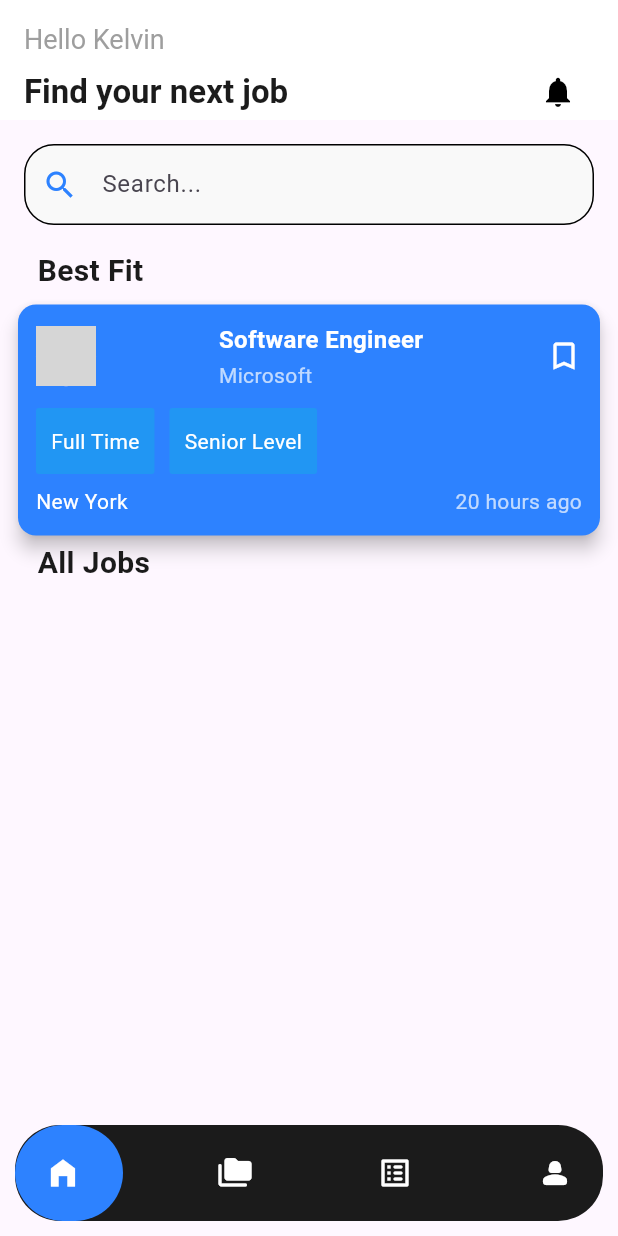
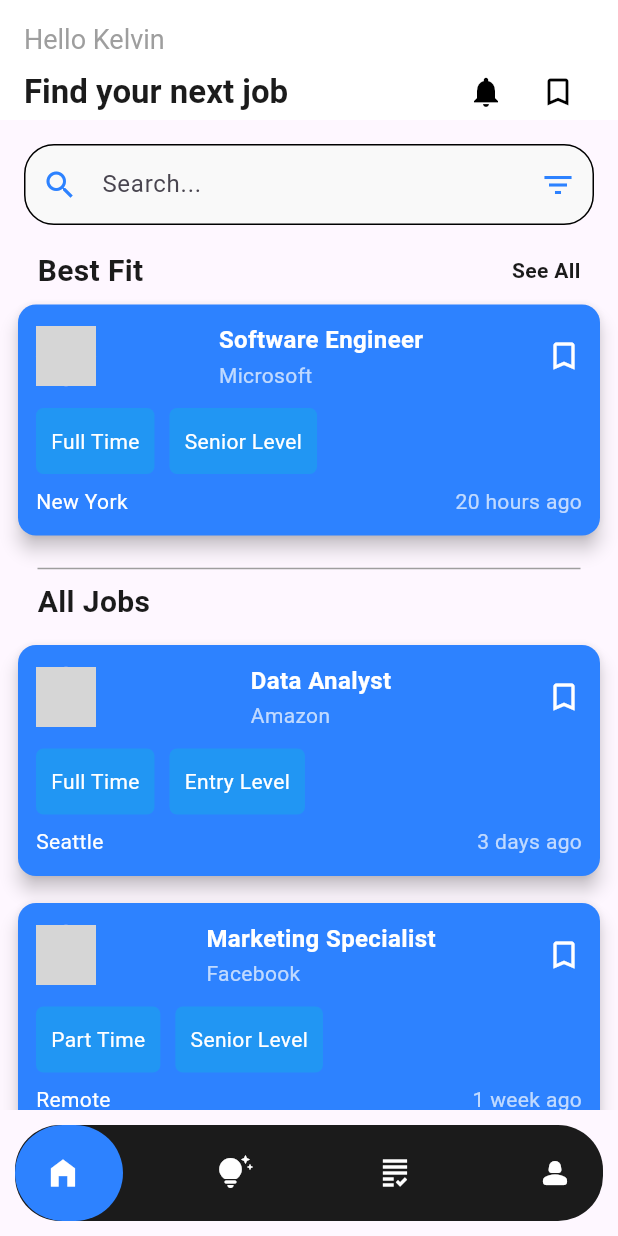
Before and after one commit to sande11/vephi, a Flutter app: the screen it shows after launch, on a phone screen of 412 x 824 dp. Run offline on Flutter 3.47's test engine with Material 3 defaults, Android fonts, the phone set to English and light mode, and no system bars; drawn by our look-alikes of google_nav_bar; grey boxes are pictures that could not be loaded.

Commit message:
second commit

```diff
--- a/lib/main.dart
+++ b/lib/main.dart
@@ -67,8 +67,8 @@ class _MainScreenState extends State<MainScreen> {
             padding: const EdgeInsets.symmetric(vertical: 20, horizontal: 20),
             tabs: const [
               GButton(icon: Icons.home_filled, text: ''),
-              GButton(icon: Icons.folder_copy_rounded, text: ''),
-              GButton(icon: Icons.list_alt_rounded, text: ''),
+              GButton(icon: Icons.tips_and_updates_rounded, text: ''),
+              GButton(icon: Icons.grading_sharp, text: ''),
               GButton(icon: Icons.person_2_rounded, text: ''),
             ],
           ),
--- a/lib/pages/home.dart
+++ b/lib/pages/home.dart
@@ -1,4 +1,5 @@
 import 'package:flutter/material.dart';
+import 'package:vephi/pages/job_details.dart';
 
 class HomePage extends StatelessWidget {
   const HomePage({super.key});
@@ -26,14 +27,30 @@ class HomePage extends StatelessWidget {
                   'Find your next job',
                   style: TextStyle(
                     color: Color.fromRGBO(27, 27, 27, 1),
-                      fontWeight: FontWeight.bold),
+                    fontWeight: FontWeight.bold,
                   ),
+                ),
+                Row(
+                  children: [
                     IconButton(
                       icon: const Icon(
                         Icons.notifications,
                         color: Colors.black,
                       ),
+                      padding: const EdgeInsets.all(0),
+                      constraints: const BoxConstraints(),
                       onPressed: () {},
+                    ),
+                    IconButton(
+                      icon: const Icon(
+                        Icons.bookmark_border,
+                        color: Colors.black,
+                      ),
+                      padding: const EdgeInsets.all(0),
+                      constraints: const BoxConstraints(),
+                      onPressed: () {},
+                    ),
+                  ],
                 ),
               ],
             ),
@@ -48,12 +65,6 @@ class HomePage extends StatelessWidget {
               decoration: BoxDecoration(
                 color: const Color(0xFFF9F9F9),
                 borderRadius: BorderRadius.circular(20),
-                boxShadow: const [
-                  // BoxShadow(
-                  //   color: Colors.grey,
-                  //   offset: Offset(1, 2),
-                  // ),
-                ],
               ),
               child: const TextField(
                 decoration: InputDecoration(
@@ -63,6 +74,10 @@ class HomePage extends StatelessWidget {
                   border: InputBorder.none,
                   prefixIcon: Icon(
                     Icons.search,
+                    color: Color(0xFF2D82FF),
+                  ),
+                  suffixIcon: Icon(
+                    Icons.filter_list,
                     color: Color(0xFF2D82FF),
                   ),
                   enabledBorder: OutlineInputBorder(
@@ -77,25 +92,89 @@ class HomePage extends StatelessWidget {
               ),
             ),
           ),
-          Column(
+          Expanded(
+            child: SingleChildScrollView(
+              child: Column(
                 children: [
+                  const Padding(
+                    padding: EdgeInsets.only(left: 25.0, right: 25),
+                    child: Row(
+                      mainAxisAlignment: MainAxisAlignment.spaceBetween,
+                      children: [
+                        Text(
+                          'Best Fit',
+                          style: TextStyle(
+                            color: Color.fromRGBO(27, 27, 27, 1),
+                            fontSize: 20,
+                            fontWeight: FontWeight.bold,
+                          ),
+                        ),
+                        Text(
+                          'See All',
+                          style: TextStyle(
+                            color: Color.fromRGBO(27, 27, 27, 1),
+                            fontWeight: FontWeight.bold,
+                          ),
+                        ),
+                      ],
+                    ),
+                  ),
+                  const SizedBox(height: 4),
+
+                  // First Job Card
+                  buildJobCard(context, 'Software Engineer', 'Microsoft',
+                      'Full Time', 'Senior Level', 'New York', '20 hours ago'),
+                  const SizedBox(height: 10),
+
+                  // divider
+                  const Padding(
+                    padding: EdgeInsets.only(top: 0, left: 25, right: 25),
+                    child: Divider(
+                      color: Colors.grey,
+                    ),
+                  ),
                   Container(
                     alignment: Alignment.topLeft,
                     padding: const EdgeInsets.only(left: 25),
                     child: const Text(
-                  'Best Fit',
+                      'All Jobs',
                       style: TextStyle(
                         fontWeight: FontWeight.bold,
                         fontSize: 20,
-                      color: Color.fromRGBO(27, 27, 27, 1)),
+                        color: Color.fromRGBO(27, 27, 27, 1),
+                      ),
+                    ),
+                  ),
+
+                  const SizedBox(height: 10),
+
+                  // Third Job Card (under "All Jobs")
+                  buildJobCard(context, 'Data Analyst', 'Amazon', 'Full Time',
+                      'Entry Level', 'Seattle', '3 days ago'),
+                  const SizedBox(height: 10),
+
+                  // Fourth Job Card (under "All Jobs")
+                  buildJobCard(context, 'Marketing Specialist', 'Facebook',
+                      'Part Time', 'Senior Level', 'Remote', '1 week ago'),
+                ],
+              ),
             ),
           ),
         ],
       ),
-          const SizedBox(
-            height: 4,
-          ),
-          Padding(
+    );
+  }
+
+  Widget buildJobCard(BuildContext context, String title, String company,
+      String type, String level, String location, String time) {
+    return GestureDetector(
+      onTap: () {
+        Navigator.push(
+          context,
+          MaterialPageRoute(builder: (context) => const JobDetails()),
+        );
+      },
+      child: Padding(
         padding: const EdgeInsets.only(left: 8.0, right: 8),
         child: SizedBox(
           height: 162,
@@ -108,87 +187,78 @@ class HomePage extends StatelessWidget {
               child: Column(
                 crossAxisAlignment: CrossAxisAlignment.start,
                 children: [
-                      const Row(
+                  Row(
                     mainAxisAlignment: MainAxisAlignment.spaceBetween,
                     children: [
-                          CircleAvatar(
-                            backgroundImage:
-                                AssetImage('assets/company_logo.png'),
+                      const CircleAvatar(
+                        backgroundImage: AssetImage('assets/company_logo.png'),
                         radius: 20,
                       ),
-
                       Column(
                         crossAxisAlignment: CrossAxisAlignment.start,
                         children: [
                           Text(
-                                'Software Engineer',
-                                style: TextStyle(
+                            title,
+                            style: const TextStyle(
                               color: Colors.white,
                               fontSize: 16,
                               fontWeight: FontWeight.bold,
                             ),
                           ),
-                              SizedBox(height: 2),
+                          const SizedBox(height: 2),
                           Text(
-                                'Microsoft',
-                                style: TextStyle(
+                            company,
+                            style: const TextStyle(
                               color: Colors.white70,
                               fontSize: 14,
                             ),
                           ),
                         ],
                       ),
-                          // Save Icon
-                          Icon(Icons.bookmark_border, color: Colors.white),
+                      const Icon(Icons.bookmark_border, color: Colors.white),
                     ],
                   ),
                   const SizedBox(height: 12),
-
-                      // Second row with job type and seniority level
                   Wrap(
                     spacing: 10,
                     children: [
-                          // Full Time
                       Container(
                         padding: const EdgeInsets.symmetric(
                             vertical: 12, horizontal: 10),
                         decoration: BoxDecoration(
                           color: Colors.blue[500],
-                              borderRadius: BorderRadius.circular(2),
+                          borderRadius: BorderRadius.circular(5),
                         ),
-                            child: const Text(
-                              'Full Time',
-                              style: TextStyle(color: Colors.white),
+                        child: Text(
+                          type,
+                          style: const TextStyle(color: Colors.white),
                         ),
                       ),
-                          // Senior Level
                       Container(
                         padding: const EdgeInsets.symmetric(
                             vertical: 12, horizontal: 10),
                         decoration: BoxDecoration(
                           color: Colors.blue[500],
-                              borderRadius: BorderRadius.circular(2),
+                          borderRadius: BorderRadius.circular(5),
                         ),
-                            child: const Text(
-                              'Senior Level',
-                              style: TextStyle(color: Colors.white),
+                        child: Text(
+                          level,
+                          style: const TextStyle(color: Colors.white),
                         ),
                       ),
                     ],
                   ),
-
-                      // Third row with location and time
                   const SizedBox(height: 8),
-                      const Row(
+                  Row(
                     mainAxisAlignment: MainAxisAlignment.spaceBetween,
                     children: [
                       Text(
-                            'New York',
-                            style: TextStyle(color: Colors.white),
+                        location,
+                        style: const TextStyle(color: Colors.white),
                       ),
                       Text(
-                            '20 hours ago',
-                            style: TextStyle(color: Colors.white70),
+                        time,
+                        style: const TextStyle(color: Colors.white70),
                       ),
                     ],
                   ),
@@ -198,23 +268,6 @@ class HomePage extends StatelessWidget {
           ),
         ),
       ),
-          Column(
-            children: [
-              Container(
-                alignment: Alignment.topLeft,
-                padding: const EdgeInsets.only(left: 25),
-                child: const Text(
-                  'All Jobs',
-                  style: TextStyle(
-                      fontWeight: FontWeight.bold,
-                      fontSize: 20,
-                      color: Color.fromRGBO(27, 27, 27, 1)),
-                ),
-              ),
-            ],
-          ),
-        ],
-      ),
     );
   }
 }
--- /dev/null
+++ b/lib/pages/job_details.dart
@@ -0,0 +1,10 @@
+import 'package:flutter/material.dart';
+
+class JobDetails extends StatelessWidget {
+  const JobDetails({super.key});
+
+  @override
+  Widget build(BuildContext context) {
+    return const Placeholder();
+  }
+}
```
Lines whose indentation alone changed are shown as unchanged.
